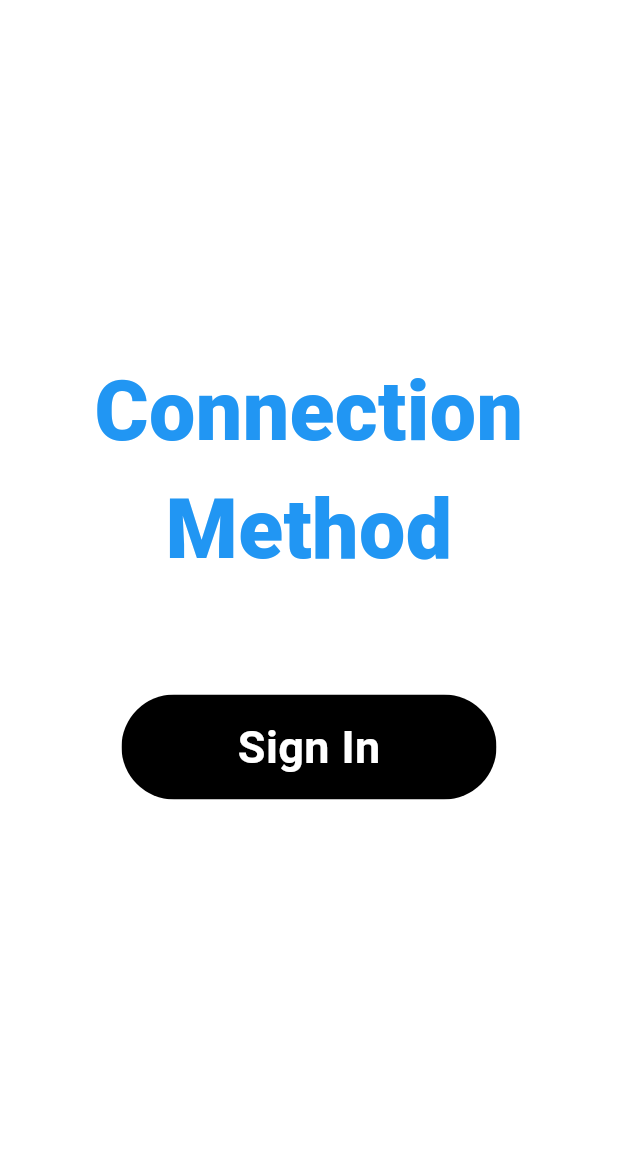
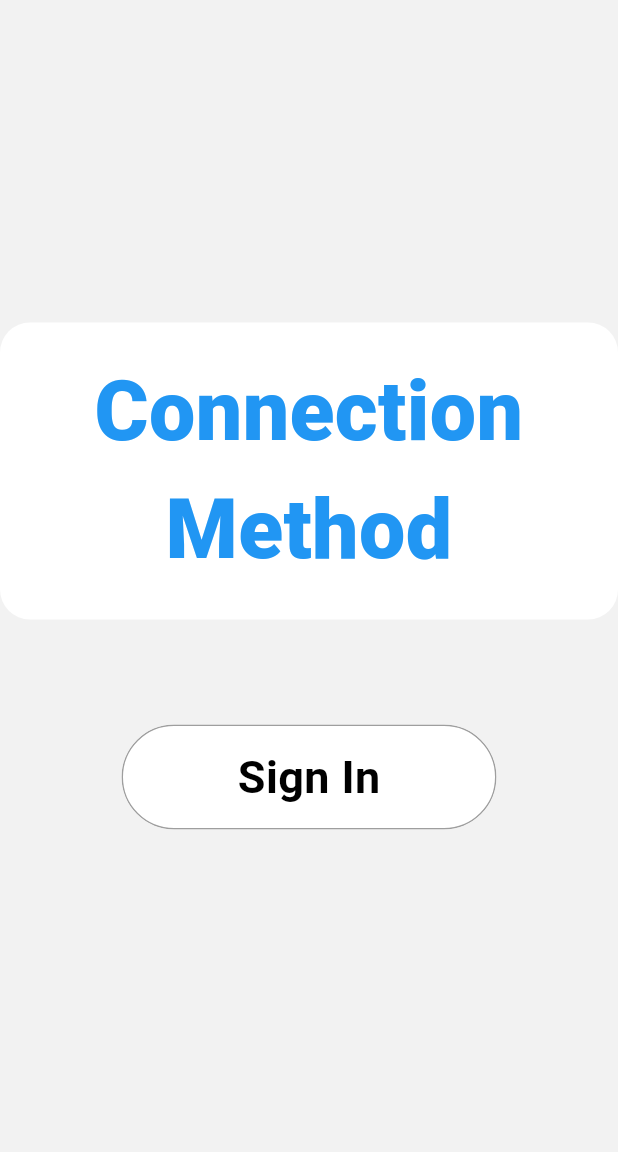
Before and after one commit to onvasrouler/SURVIVOR, a Flutter app: the screen it shows after launch, on a phone screen of 412 x 824 dp, the part 84-1236 px from its top. Run offline on Flutter 3.47's test engine with Material 3 defaults, Android fonts, the phone set to English and light mode, and no system bars; our stand-ins replace carousel_slider, shared_preferences; missing offline and left inert: flutter_charts.

Commit message:
✨ finish UI of the website

```diff
--- a/client/lib/pages/auth/onboard.dart
+++ b/client/lib/pages/auth/onboard.dart
@@ -1,5 +1,6 @@
 import 'package:soul_connection/pages/auth/signin.dart';
 import 'package:flutter/material.dart';
+import 'package:soul_connection/pages/constants/constants.dart';
 
 class OnBoardPage extends StatefulWidget {
   const OnBoardPage({super.key});
@@ -21,21 +22,28 @@ class _OnBoardPageState extends State<OnBoardPage> {
           textAlign: TextAlign.center,
         ),
       ),
-      body: Container(
-        width: MediaQuery.of(context).size.width,
-        height: MediaQuery.of(context).size.height,
-        color: Colors.white,
+      backgroundColor: const Color(0xfff2f2f2),
+      body: SizedBox(
+        width: dw(context),
+        height: dh(context),
         child: Column(
           mainAxisAlignment: MainAxisAlignment.center,
           children: [
-            const Text(
-              "Connection\nMethod",
-              style: TextStyle(
-                color: Colors.blue,
-                fontSize: 55,
-                fontWeight: FontWeight.w900,
+            Container(
+              padding: const EdgeInsets.all(20),
+              decoration: BoxDecoration(
+                color: Colors.white,
+                borderRadius: BorderRadius.circular(20),
               ),
-              textAlign: TextAlign.center,
+              child: const Text(
+                "Connection Method",
+                style: TextStyle(
+                  color: Colors.blue,
+                  fontSize: 55,
+                  fontWeight: FontWeight.w900,
+                ),
+                textAlign: TextAlign.center,
+              ),
             ),
             Container(
               height: 70,
@@ -52,14 +60,18 @@ class _OnBoardPageState extends State<OnBoardPage> {
               child: ClipRRect(
                 borderRadius: BorderRadius.circular(50),
                 child: Container(
-                  color: Colors.black,
                   height: 70,
                   width: 250,
+                  decoration: BoxDecoration(
+                    color: Colors.white,
+                    borderRadius: BorderRadius.circular(50),
+                    border: Border.all(color: Colors.grey, width: 1),
+                  ),
                   alignment: Alignment.center,
                   child: const Text(
                     "Sign In",
                     style: TextStyle(
-                      color: Colors.white,
+                      color: Colors.black,
                       fontSize: 30,
                       fontWeight: FontWeight.w700,
                     ),
--- a/client/lib/pages/menu.dart
+++ b/client/lib/pages/menu.dart
@@ -21,7 +21,7 @@ class MenuPage extends StatefulWidget {
 }
 
 class _MenuPageState extends State<MenuPage> {
-  int tabIndex = 5;
+  int tabIndex = 0;
 
   Widget tabPage(int index) {
     return [
```
Also changed, not shown: client/lib/pages/auth/signin.dart (+10 -6 lines).
